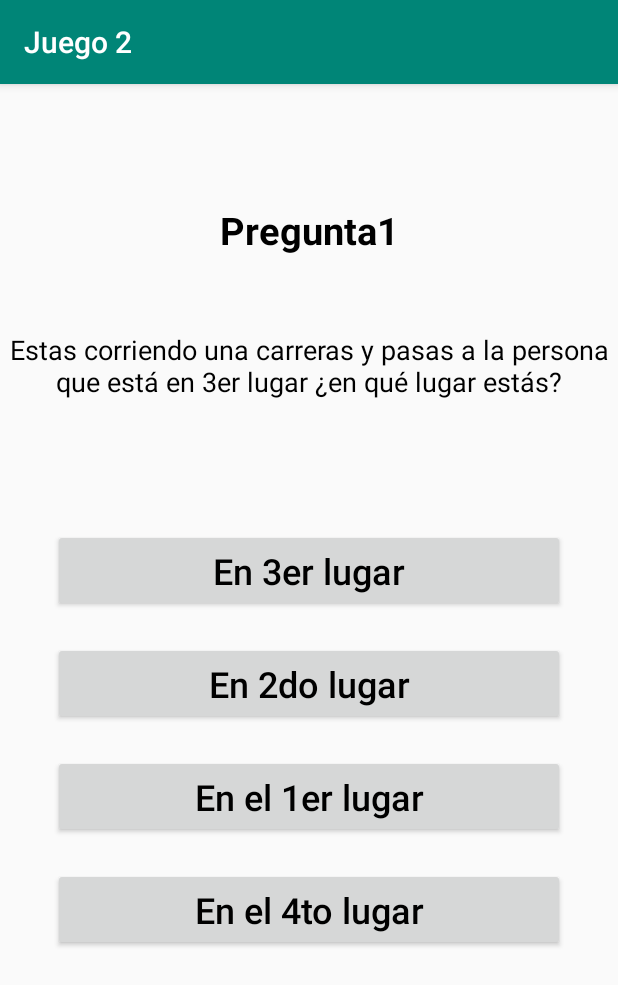
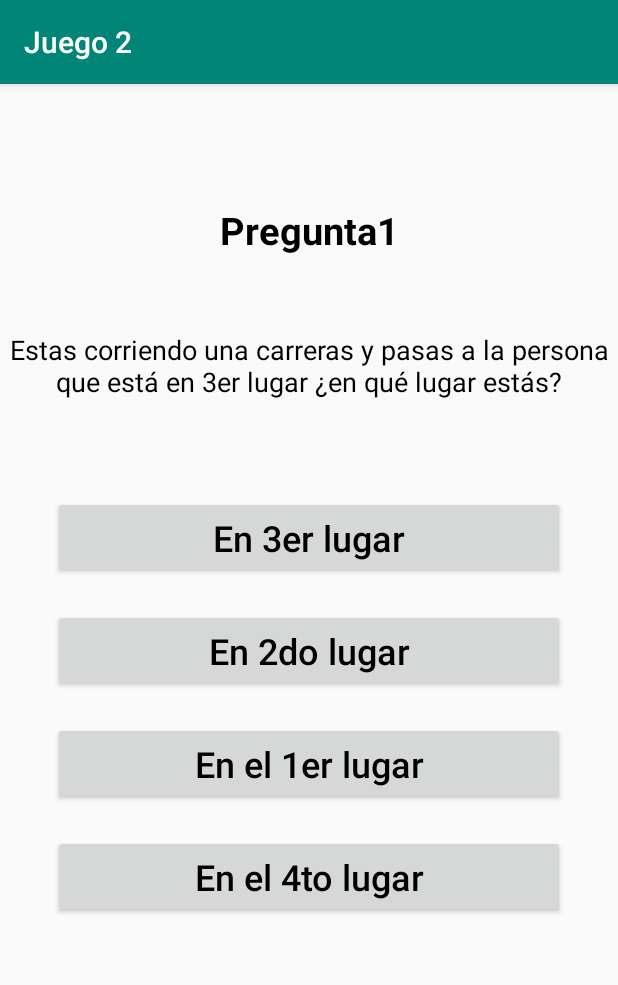
Before and after one commit to Aaron-CR/5-en-1, an Android app: the Juego2Activity screen opened directly, with no data from a screen before it, on a phone screen of 412 x 824 dp. Shown: the top 985 px of the screen. Run offline under Robolectric (Android 15) with nearby library versions, the phone set to English and light mode, and no system bars.

Commit message:
Update Layout Actividad Principal Juego 2

```diff
--- a/app/src/main/res/layout/activity_juego_2.xml
+++ b/app/src/main/res/layout/activity_juego_2.xml
@@ -25,7 +25,7 @@
     <TextView
         android:id="@+id/preguntaLabel"
         android:layout_width="match_parent"
-        android:layout_height="132dp"
+        android:layout_height="110dp"
         android:layout_marginTop="50dp"
         android:text="Pregunta"
         android:textAlignment="center"
```
